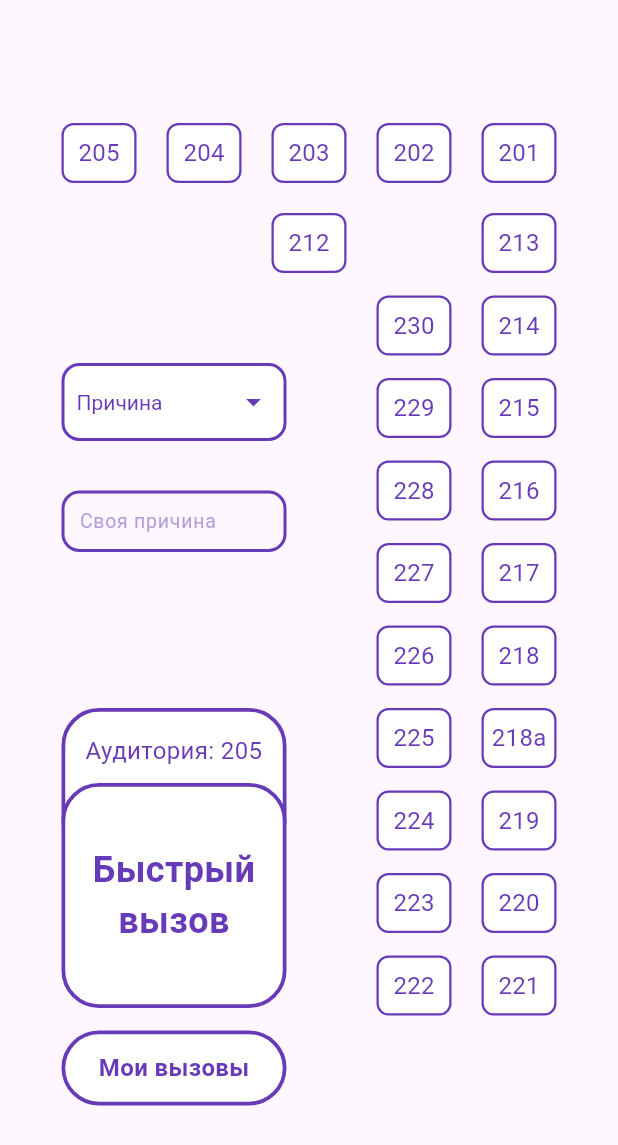
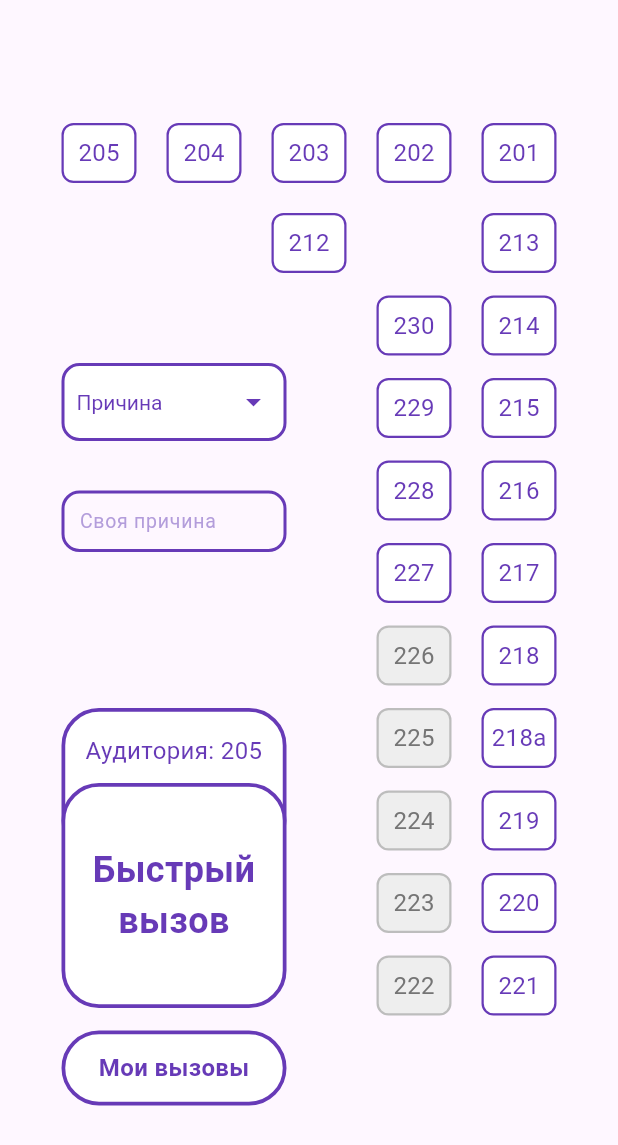
Before and after one commit to chsu-mobile-programming/technician-help, a Flutter app: the TeacherPage screen opened directly, on a phone screen of 412 x 824 dp. Shown: the top 1145 px of the screen. Run offline on Flutter 3.47's test engine with Material 3 defaults, Android fonts, the phone set to English and light mode, and no system bars; our stand-ins replace permission_handler, shared_preferences; missing offline and left inert: nearby_connections; accounts and stored records are empty.

Commit message:
The teacher’s buttons have been changed.

```diff
--- a/lib/pages/teacher_page.dart
+++ b/lib/pages/teacher_page.dart
@@ -161,6 +161,32 @@ class _TeacherPageState extends State<TeacherPage> {
     );
   }
 
+
+  Widget _buildToggleButtonDisable(int index) {
+    final bool isSelected = _selected == index;
+    return GestureDetector(
+      onTap: null, // отключаем нажатие — кнопка недоступна
+      child: AnimatedContainer(
+        duration: const Duration(milliseconds: 100),
+        width: 50, height: 40,
+        alignment: Alignment.center,
+        decoration: BoxDecoration(
+          color: isSelected ? Colors.grey.shade400 : Colors.grey.shade200,
+          border: Border.all(color: Colors.grey.shade400, width: 1.5),
+          borderRadius: BorderRadius.circular(8),
+        ),
+        child: Text(
+          AppSettings.offices[index],
+          style: TextStyle(
+            fontSize: 16,
+            fontWeight: isSelected ? FontWeight.bold : FontWeight.normal,
+            color: isSelected ? Colors.white : Colors.grey.shade600,
+          ),
+        ),
+      ),
+    );
+  }
+
   Widget _buildCallButton() {
     final bool isSelected = _selectedCallButton == 1;
     return GestureDetector(
@@ -293,7 +319,21 @@ class _TeacherPageState extends State<TeacherPage> {
     List<Widget> stack = [];
     for (int i = 0; i < 5; i++) stack.add(Positioned(top: 40, left: 10 + 70.0 * i, child: _buildToggleButton(4 - i)));
     for (int i = 0; i < 10; i++) stack.add(Positioned(top: 100 + 55.0 * i, left: 290, child: _buildToggleButton(6 + i)));
-    for (int i = 0; i < 9; i++) stack.add(Positioned(top: 155 + 55.0 * i, left: 220, child: _buildToggleButton(24 - i)));
+
+
+    // Оставить все кабинеты доступными
+    //for (int i = 0; i < 9; i++) stack.add(Positioned(top: 155 + 55.0 * i, left: 220, child: _buildToggleButton(24 - i)));
+
+    // Оставить все кабинеты, некотоые заблокированы
+    for (int i = 0; i < 5; i++) stack.add(Positioned(top: 375 + 55.0 * i, left: 220, child: _buildToggleButtonDisable(20 - i)));
+    for (int i = 0; i < 4; i++) stack.add(Positioned(top: 155 + 55.0 * i, left: 220, child: _buildToggleButton(24 - i)));
+
+    // Оставить только нужные кабинеты
+    //stack.add(Positioned(top: 155, left: 220, child: _buildToggleButton(19)));
+    //stack.add(Positioned(top: 155 + 75, left: 220, child: _buildToggleButton(18)));
+    //stack.add(Positioned(top: 155 + 140, left: 220, child: _buildToggleButton(17)));
+    //stack.add(Positioned(top: 155 + 220, left: 220, child: _buildToggleButton(16)));
+
     stack.add(Positioned(top: 100, left: 150, child: _buildToggleButton(5)));
     stack.add(Positioned(top: 430, left: 10, child: _buildOfficeButton("")));
     stack.add(Positioned(top: 200, left: 10, child: _buildReasonDropdown()));
```
